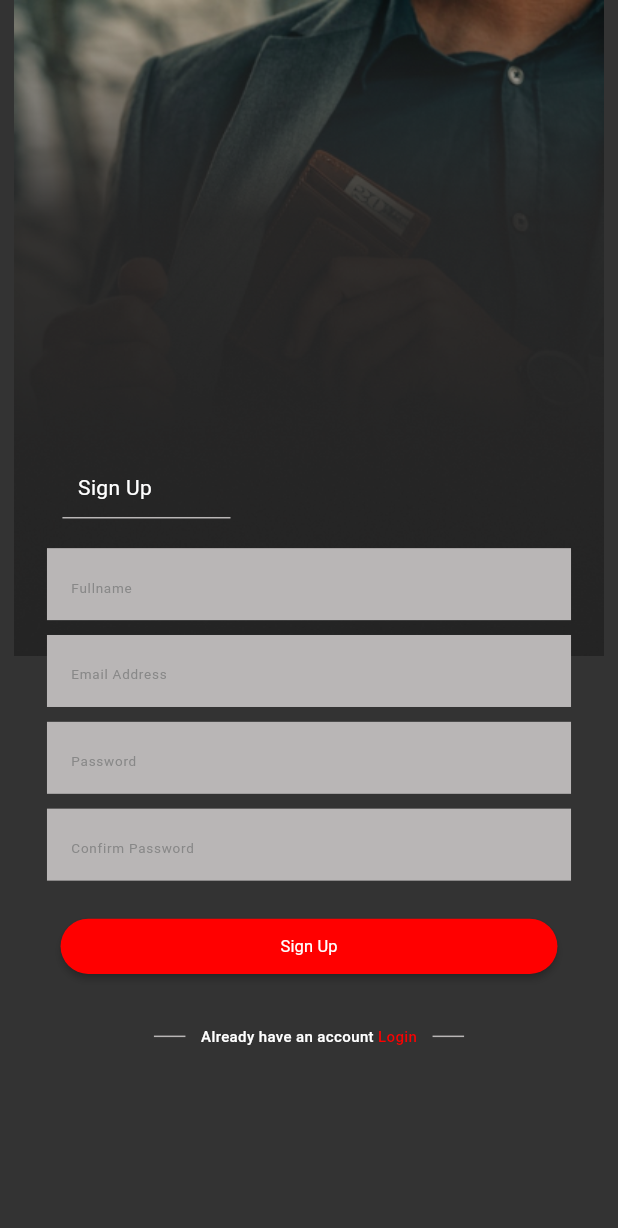
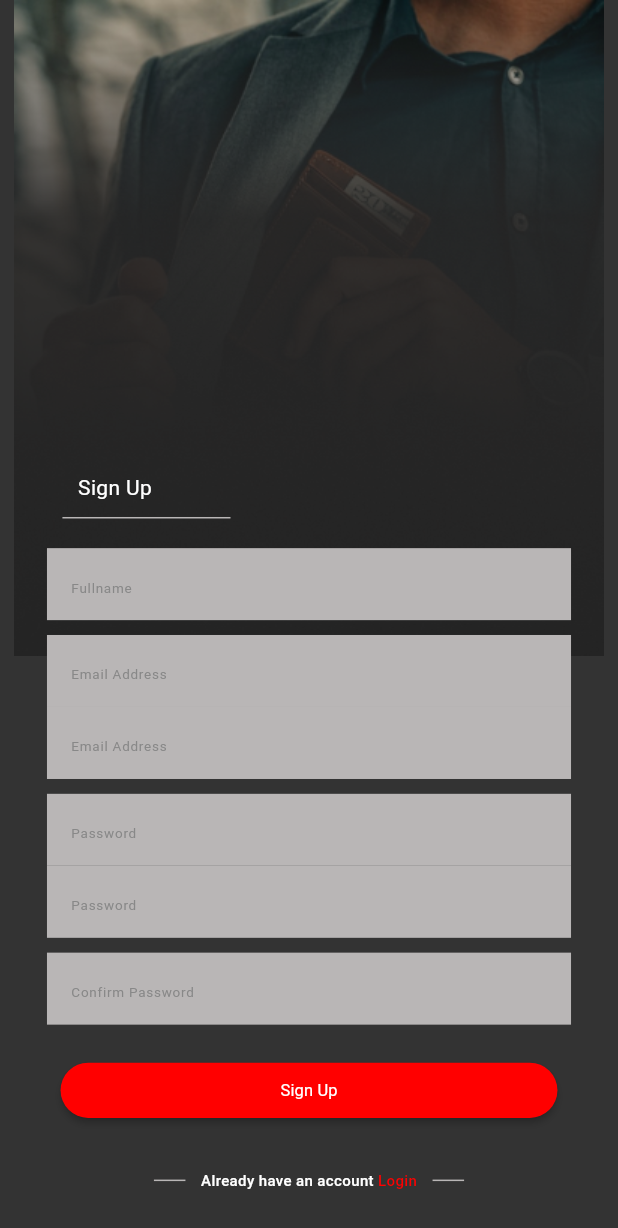
Before and after one commit to Emrys02/transacxi, a Flutter app: the screen it shows after launch, after a tap on "sign up", on a phone screen of 412 x 824 dp. Shown: the top 1228 px of the screen. Run offline on Flutter 3.47's test engine with Material 2 defaults, Android fonts, the phone set to English and light mode, and no system bars.

Commit message:
Input fields have been setup incliding validation
Signed-off-by: Emrys <Emrys_02@outlook.com>

```diff
--- /dev/null
+++ b/lib/constants/input_formatters.dart
@@ -0,0 +1,7 @@
+import 'package:flutter/services.dart';
+
+class InputFormatters {
+  InputFormatters._();
+
+  static final fullname = [FilteringTextInputFormatter.allow(RegExp("[a-z A-Z]")), FilteringTextInputFormatter.deny(RegExp("[A-Z][A-Z]"))];
+}
--- a/lib/constants/managers/string_manager.dart
+++ b/lib/constants/managers/string_manager.dart
@@ -1,4 +1,4 @@
-class StringManager{
+class StringManager {
   StringManager._();
 
   static const addMoney = "Add Money";
@@ -6,7 +6,7 @@ class StringManager{
   static const dontHaveAccount = "I don't have an account ";
   static const haveAccount = "Already have an account ";
   static const emailAddress = "Email Address";
-  static const fulName = "Fullname";
+  static const fullName = "Fullname";
   static const login = "Login";
   static const naira = "₦";
   static const password = "Password";
--- a/lib/constants/screen_size.dart
+++ b/lib/constants/screen_size.dart
@@ -9,4 +9,5 @@ class ScreenSize {
   static final height =
       _deviceProperties.size.height - _deviceProperties.systemGestureInsets.bottom - _deviceProperties.padding.top - _deviceProperties.padding.bottom;
   static final width = _deviceProperties.size.width - _deviceProperties.padding.left - _deviceProperties.padding.right;
+  static final keyboardHeight = _deviceProperties.viewInsets.bottom;
 }
--- /dev/null
+++ b/lib/constants/validators/input_validators.dart
@@ -0,0 +1,30 @@
+import '../../controllers/new_user_controller.dart';
+
+class InputValidators {
+  InputValidators._();
+  static final _newUserController = NewUserController();
+
+  static String? email(String? value) {
+    if (value == null || value.isEmpty) return "required";
+    if (!RegExp(r'^[\w-]+(\.[\w-]+)*@([a-zA-Z0-9-]+\.)*[a-zA-Z]{2,7}$').hasMatch(value)) return "Invalid email address";
+    return null;
+  }
+
+  static String? fullname(String? value) {
+    if (value == null || value.isEmpty) return "required";
+    if (value.split(" ").length < 2) return "Firstname Lastname";
+    return null;
+  }
+
+  static String? password(String? value) {
+    if (value == null || value.isEmpty) return "required";
+    if (value.length < 8) return "too short";
+    if (!value.contains(RegExp("[0-9A-Za-z]"))) return "Must contain numbers, upper and lower case characters";
+    return null;
+  }
+
+  static String? confirmPassword(String? value) {
+    if (value != _newUserController.password) return "Passwords do not matc7";
+    return null;
+  }
+}
--- /dev/null
+++ b/lib/controllers/new_user_controller.dart
@@ -0,0 +1,39 @@
+class NewUserController {
+  NewUserController._internal();
+  static final _instance = NewUserController._internal();
+  factory NewUserController() => _instance;
+
+  String? _password;
+  String? _email;
+  String? _fullname;
+
+  String get password {
+    return _password ??= "";
+  }
+
+  String get email {
+    return _email ??= "";
+  }
+
+  String get fullname {
+    return _fullname ??= "";
+  }
+
+  set updateEmail(String value) {
+    _email = value;
+  }
+
+  set updatePassword(String value) {
+    _password = value;
+  }
+
+  set updateFullname(String value) {
+    _fullname = value;
+  }
+
+  void dispose() {
+    _email = null;
+    _fullname = null;
+    _password = null;
+  }
+}
--- a/lib/widgets/forms/login_form.dart
+++ b/lib/widgets/forms/login_form.dart
@@ -5,7 +5,9 @@ import '../../constants/managers/spacing_manager.dart';
 import '../../constants/managers/string_manager.dart';
 import '../../constants/managers/text_style_manager.dart';
 import '../../constants/screen_size.dart';
+import '../../constants/validators/input_validators.dart';
 import '../../handlers/auth_view_handler.dart';
+import '../text_fileld.dart';
 
 class LoginForm extends StatefulWidget {
   const LoginForm({super.key});
@@ -26,7 +28,7 @@ class _LoginFormState extends State<LoginForm> {
         children: [
           Positioned(top: 0, child: Image.asset(AssetManager.loginBackground)),
           Positioned(
-            top: SpacingManager.h435.height,
+            top: ScreenSize.keyboardHeight < 1 ? SpacingManager.h435.height : (SpacingManager.h435.height! - ScreenSize.keyboardHeight),
             child: Container(
               width: ScreenSize.width,
               padding: EdgeInsets.symmetric(horizontal: SpacingManager.w30.width!),
@@ -47,9 +49,9 @@ class _LoginFormState extends State<LoginForm> {
                     ),
                   ),
                   SpacingManager.h20,
-                  const TextField(decoration: InputDecoration(hintText: StringManager.emailAddress)),
+                  const CustomTextField(hintText: StringManager.emailAddress, validator: InputValidators.email),
                   SpacingManager.h10,
-                  const TextField(decoration: InputDecoration(hintText: StringManager.password)),
+                  const CustomTextField(hintText: StringManager.password, isPassword: true),
                   SpacingManager.h20,
                   MaterialButton(
                     onPressed: () {},
--- a/lib/widgets/forms/sign_up_form.dart
+++ b/lib/widgets/forms/sign_up_form.dart
@@ -1,11 +1,14 @@
 import 'package:flutter/material.dart';
-import 'package:transacxi/constants/managers/spacing_manager.dart';
 
+import '../../constants/input_formatters.dart';
 import '../../constants/managers/asset_manager.dart';
+import '../../constants/managers/spacing_manager.dart';
 import '../../constants/managers/string_manager.dart';
 import '../../constants/managers/text_style_manager.dart';
 import '../../constants/screen_size.dart';
+import '../../constants/validators/input_validators.dart';
 import '../../handlers/auth_view_handler.dart';
+import '../text_fileld.dart';
 
 class SignUpForm extends StatefulWidget {
   const SignUpForm({super.key});
@@ -26,7 +29,7 @@ class _SignUpFormState extends State<SignUpForm> {
         children: [
           Positioned(top: 0, child: Image.asset(AssetManager.signUpBackground)),
           Positioned(
-            top: SpacingManager.h315.height,
+            top: ScreenSize.keyboardHeight < 1 ? SpacingManager.h315.height : (SpacingManager.h315.height! - ScreenSize.keyboardHeight),
             child: Container(
               width: ScreenSize.width,
               padding: EdgeInsets.symmetric(horizontal: SpacingManager.w30.width!),
@@ -47,13 +50,15 @@ class _SignUpFormState extends State<SignUpForm> {
                     ),
                   ),
                   SpacingManager.h20,
-                  const TextField(decoration: InputDecoration(hintText: StringManager.fulName)),
+                  CustomTextField(hintText: StringManager.fullName, inputFormatters: InputFormatters.fullname, validator: InputValidators.fullname),
                   SpacingManager.h10,
                   const TextField(decoration: InputDecoration(hintText: StringManager.emailAddress)),
+                  const CustomTextField(hintText: StringManager.emailAddress, validator: InputValidators.email),
                   SpacingManager.h10,
                   const TextField(decoration: InputDecoration(hintText: StringManager.password)),
+                  const CustomTextField(hintText: StringManager.password, validator: InputValidators.password),
                   SpacingManager.h10,
-                  const TextField(decoration: InputDecoration(hintText: StringManager.confirmPassword)),
+                  const CustomTextField(hintText: StringManager.confirmPassword, validator: InputValidators.confirmPassword),
                   SpacingManager.h20,
                   MaterialButton(
                     onPressed: () {},
--- /dev/null
+++ b/lib/widgets/text_fileld.dart
@@ -0,0 +1,33 @@
+import 'package:flutter/material.dart';
+import 'package:flutter/services.dart';
+
+class CustomTextField extends StatefulWidget {
+  const CustomTextField({required String hintText, bool isPassword = false, List<TextInputFormatter>? inputFormatters, void Function(String?)? onChanged, String? Function(String?)? validator, super.key}) : _inputFormatters = inputFormatters, _onChanged = onChanged, _validator = validator, _isPassword = isPassword, _hintText = hintText;
+  final String _hintText;
+  final bool _isPassword;
+  final String? Function(String?)? _validator;
+  final void Function(String?)? _onChanged;
+  final List<TextInputFormatter>? _inputFormatters;
+
+  @override
+  State<CustomTextField> createState() => _CustomTextFieldState();
+}
+
+class _CustomTextFieldState extends State<CustomTextField> {
+  late final bool? _obscureText = widget._isPassword == false ? null : widget._isPassword;
+  IconData get _icon {
+    if (_obscureText == true) return Icons.visibility_rounded;
+    return Icons.visibility_off_rounded;
+  }
+
+  @override
+  Widget build(BuildContext context) {
+    return TextFormField(
+      decoration: InputDecoration(hintText: widget._hintText, suffix: !widget._isPassword ? null : IconButton(onPressed: () {}, icon: Icon(_icon))),
+      validator: widget._validator,
+      onChanged: widget._onChanged,
+      inputFormatters: widget._inputFormatters,
+      obscureText: _obscureText ?? false,
+    );
+  }
+}
```
